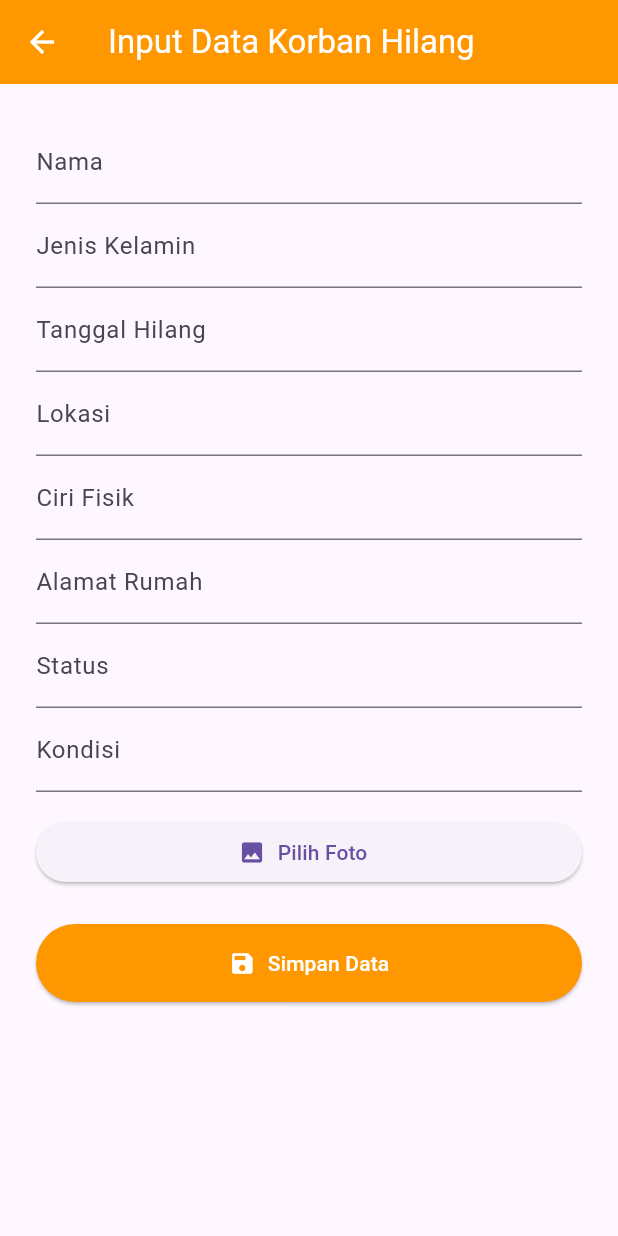
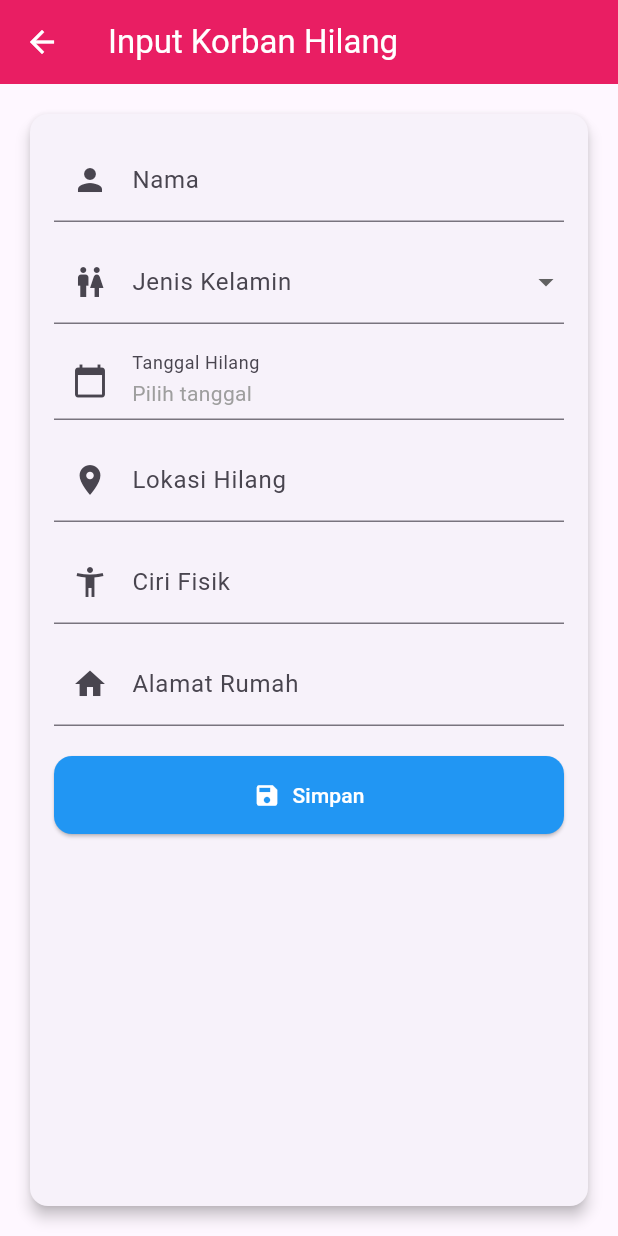
Before and after one commit to Ariel-F-S/cadavis, a Flutter app: the KorbanHilangInputPage screen opened by its route, on a phone screen of 412 x 824 dp. Run offline on Flutter 3.47's test engine with Material 3 defaults, Android fonts, the phone set to English and light mode, and no system bars; our stand-ins replace device_info_plus, fl_chart, geolocator, image_picker, open_file, permission_handler and 2 more; missing offline and left inert: excel; accounts and stored records are empty.

Commit message:
update all

```diff
--- a/lib/main.dart
+++ b/lib/main.dart
@@ -18,6 +18,9 @@ import 'pages/hapus_data_lama_page.dart';
 import 'pages/daftar_korban_hilang.dart';
 import 'pages/input_korban_hilang.dart';
 import 'pages/menu_korban_hilang.dart';
+import 'pages/edit_korban.dart';
+
+import 'models/korban_hilang.dart';
 
 Future<void> main() async {
   WidgetsFlutterBinding.ensureInitialized();
@@ -106,16 +109,22 @@ class _CadavisAppState extends State<CadavisApp> {
             return MaterialPageRoute(builder: (_) => const BackupPage());
           case '/hapus-data-lama':
             return MaterialPageRoute(builder: (_) => const HapusDataLamaPage());
-          case '/korban-hilang-input':
+          case '/korban-hilang-input': // input data korban hilang
             return MaterialPageRoute(builder: (_) => const KorbanHilangInputPage());
-          case '/menu-korban-hilang':
+          case '/menu-korban-hilang': // menu korban hilang
             return MaterialPageRoute(builder: (_) => const MenuKorbanHilangPage());
-          case '/daftar-korban-hilang':
+          case '/daftar-korban-hilang': // daftar korban hilang
             final args = settings.arguments as Map<String, dynamic>? ?? {};
             final role = args['role'] ?? 'pengguna';
             return MaterialPageRoute(
               builder: (_) => DaftarKorbanHilangPage(role: role),
             );
+          case '/edit-korban': // edit data korban hilang
+            final korban = settings.arguments as KorbanHilang;
+            return MaterialPageRoute(
+              builder: (_) => EditKorbanPage(korban: korban),
+            );
+
           default:
             return null;
         }
--- a/lib/models/jenazah.dart
+++ b/lib/models/jenazah.dart
@@ -11,7 +11,8 @@ class Jenazah {
   final String? koordinatGPS;
   final String? gambarPath;
   final String? gambarLokasiPath;
-  final String statusKorban; // ✅ Tambahan field baru
+  final String statusKorban;
+  final String kondisiKorban;
 
   Jenazah({
     this.id,
@@ -26,7 +27,8 @@ class Jenazah {
     this.koordinatGPS,
     this.gambarPath,
     this.gambarLokasiPath,
-    required this.statusKorban, // ✅ Wajib diisi
+    required this.statusKorban,
+    required this.kondisiKorban,
   });
 
   // Helper untuk hitung total
@@ -48,6 +50,7 @@ class Jenazah {
     String? gambarPath,
     String? gambarLokasiPath,
     String? statusKorban,
+    String? kondisiKorban,
   }) {
     return Jenazah(
       id: id ?? this.id,
@@ -63,6 +66,7 @@ class Jenazah {
       gambarPath: gambarPath ?? this.gambarPath,
       gambarLokasiPath: gambarLokasiPath ?? this.gambarLokasiPath,
       statusKorban: statusKorban ?? this.statusKorban,
+      kondisiKorban: kondisiKorban ?? this.kondisiKorban,
     );
   }
 
@@ -81,6 +85,7 @@ class Jenazah {
       'gambar_path': gambarPath,
       'gambar_lokasi_path': gambarLokasiPath,
       'status_korban': statusKorban, // ✅ Tambahan
+      'kondisi_korban': kondisiKorban, // ✅ Tambahan
     };
   }
 
@@ -98,7 +103,8 @@ class Jenazah {
       koordinatGPS: map['koordinat_gps'],
       gambarPath: map['gambar_path'],
       gambarLokasiPath: map['gambar_lokasi_path'],
-      statusKorban: map['status_korban'] ?? 'Meninggal',
+      statusKorban: map['status_korban'] ?? 'Ditemukan',
+      kondisiKorban: map['kondisi_korban'] ?? 'Meninggal',
     );
   }
 }
--- a/lib/pages/backup_page.dart
+++ b/lib/pages/backup_page.dart
@@ -181,6 +181,8 @@ class _BackupPageState extends State<BackupPage> {
         ex.TextCellValue('Total'),
         ex.TextCellValue('Lokasi'),
         ex.TextCellValue('Koordinat GPS'),
+        ex.TextCellValue('Status Korban'),
+        ex.TextCellValue('Kondisi Korban'),
       ]);
 
       // Style header
@@ -208,6 +210,8 @@ class _BackupPageState extends State<BackupPage> {
           ex.IntCellValue(j.jumlahLaki + j.jumlahPerempuan),
           ex.TextCellValue(j.lokasiPenemuan),
           ex.TextCellValue(j.koordinatGPS ?? '-'),
+          ex.TextCellValue(j.statusKorban),
+          ex.TextCellValue(j.kondisiKorban ?? '-'),
         ]);
         no++;
       }
--- a/lib/pages/input_korban_hilang.dart
+++ b/lib/pages/input_korban_hilang.dart
@@ -1,6 +1,5 @@
-import 'dart:io';
 import 'package:flutter/material.dart';
-import 'package:image_picker/image_picker.dart';
+import 'package:intl/intl.dart';
 import '../db/database_helper.dart';
 import '../models/korban_hilang.dart';
 
@@ -14,46 +13,49 @@ class KorbanHilangInputPage extends StatefulWidget {
 class _KorbanHilangInputPageState extends State<KorbanHilangInputPage> {
   final _formKey = GlobalKey<FormState>();
   final _namaController = TextEditingController();
-  final _jenisKelaminController = TextEditingController();
-  final _tanggalController = TextEditingController();
   final _lokasiController = TextEditingController();
   final _ciriFisikController = TextEditingController();
   final _alamatController = TextEditingController();
-  final _statusController = TextEditingController();
-  final _kondisiController = TextEditingController();
 
-  String _fotoPath = '';
+  String? _selectedGender;
+  DateTime? _selectedDate;
 
-  Future<void> _pickImage() async {
-    final picker = ImagePicker();
-    final picked = await picker.pickImage(source: ImageSource.gallery);
+  Future<void> _pickDate() async {
+    final picked = await showDatePicker(
+      context: context,
+      initialDate: DateTime.now(),
+      firstDate: DateTime(2000),
+      lastDate: DateTime.now(),
+    );
     if (picked != null) {
       setState(() {
-        _fotoPath = picked.path;
+        _selectedDate = picked;
       });
     }
   }
 
-  Future<void> _saveData() async {
+  Future<void> _simpanData() async {
     if (_formKey.currentState!.validate()) {
       final korban = KorbanHilang(
         nama: _namaController.text,
-        jenisKelamin: _jenisKelaminController.text,
-        tanggalHilang: _tanggalController.text,
+        jenisKelamin: _selectedGender ?? "-",
+        tanggalHilang: _selectedDate != null
+            ? DateFormat('dd-MM-yyyy').format(_selectedDate!)
+            : "-",
         lokasi: _lokasiController.text,
-        status: _statusController.text,
-        kondisi: _kondisiController.text,
         ciriFisik: _ciriFisikController.text,
         alamatRumah: _alamatController.text,
-        fotoPath: _fotoPath,
+        status: "Belum ditemukan", // default
+        kondisi: "", // default kosong
+        fotoPath: "",
       );
 
       await DatabaseHelper.instance.insertKorbanHilang(korban);
 
+      if (!mounted) return;
       ScaffoldMessenger.of(context).showSnackBar(
-        const SnackBar(content: Text('✓ Data korban hilang berhasil disimpan')),
+        const SnackBar(content: Text("Data korban hilang berhasil disimpan")),
       );
-
       Navigator.pop(context);
     }
   }
@@ -64,72 +66,113 @@ class _KorbanHilangInputPageState extends State<KorbanHilangInputPage> {
 
     return Scaffold(
       appBar: AppBar(
-        title: const Text('Input Data Korban Hilang'),
-        backgroundColor: Colors.orange,
+        title: const Text("Input Korban Hilang"),
+        backgroundColor: const Color(0xFFE91E63),
         foregroundColor: Colors.white,
       ),
       body: Padding(
-        padding: const EdgeInsets.all(24),
+        padding: const EdgeInsets.all(16),
+        child: Card(
+          elevation: 4,
+          shape: RoundedRectangleBorder(borderRadius: BorderRadius.circular(12)),
+          child: Padding(
+            padding: const EdgeInsets.all(16),
             child: Form(
               key: _formKey,
               child: ListView(
                 children: [
                   TextFormField(
                     controller: _namaController,
-                decoration: const InputDecoration(labelText: 'Nama'),
-                validator: (val) => val!.isEmpty ? 'Nama wajib diisi' : null,
+                    decoration: const InputDecoration(
+                      labelText: "Nama",
+                      prefixIcon: Icon(Icons.person),
                     ),
-              TextFormField(
-                controller: _jenisKelaminController,
-                decoration: const InputDecoration(labelText: 'Jenis Kelamin'),
+                    validator: (val) => val!.isEmpty ? "Wajib diisi" : null,
                   ),
-              TextFormField(
-                controller: _tanggalController,
-                decoration: const InputDecoration(labelText: 'Tanggal Hilang'),
+                  const SizedBox(height: 12),
+
+                  DropdownButtonFormField<String>(
+                    value: _selectedGender,
+                    items: const [
+                      DropdownMenuItem(value: "Laki-laki", child: Text("Laki-laki")),
+                      DropdownMenuItem(value: "Perempuan", child: Text("Perempuan")),
+                    ],
+                    onChanged: (val) => setState(() => _selectedGender = val),
+                    decoration: const InputDecoration(
+                      labelText: "Jenis Kelamin",
+                      prefixIcon: Icon(Icons.wc),
                     ),
+                    validator: (val) => val == null ? "Pilih jenis kelamin" : null,
+                  ),
+                  const SizedBox(height: 12),
+
+                  InkWell(
+                    onTap: _pickDate,
+                    child: InputDecorator(
+                      decoration: const InputDecoration(
+                        labelText: "Tanggal Hilang",
+                        prefixIcon: Icon(Icons.calendar_today),
+                      ),
+                      child: Text(
+                        _selectedDate != null
+                            ? DateFormat('dd MMMM yyyy', 'id_ID').format(_selectedDate!)
+                            : "Pilih tanggal",
+                        style: TextStyle(
+                          color: _selectedDate != null
+                              ? (isDark ? Colors.white : Colors.black)
+                              : Colors.grey,
+                        ),
+                      ),
+                    ),
+                  ),
+                  const SizedBox(height: 12),
+
                   TextFormField(
                     controller: _lokasiController,
-                decoration: const InputDecoration(labelText: 'Lokasi'),
+                    decoration: const InputDecoration(
+                      labelText: "Lokasi Hilang",
+                      prefixIcon: Icon(Icons.location_on),
                     ),
+                  ),
+                  const SizedBox(height: 12),
+
                   TextFormField(
                     controller: _ciriFisikController,
-                decoration: const InputDecoration(labelText: 'Ciri Fisik'),
+                    decoration: const InputDecoration(
+                      labelText: "Ciri Fisik",
+                      prefixIcon: Icon(Icons.accessibility_new),
                     ),
+                  ),
+                  const SizedBox(height: 12),
+
                   TextFormField(
                     controller: _alamatController,
-                decoration: const InputDecoration(labelText: 'Alamat Rumah'),
+                    decoration: const InputDecoration(
+                      labelText: "Alamat Rumah",
+                      prefixIcon: Icon(Icons.home),
                     ),
-              TextFormField(
-                controller: _statusController,
-                decoration: const InputDecoration(labelText: 'Status'),
                   ),
-              TextFormField(
-                controller: _kondisiController,
-                decoration: const InputDecoration(labelText: 'Kondisi'),
-              ),
-              const SizedBox(height: 16),
-              _fotoPath.isEmpty
-                  ? ElevatedButton.icon(
-                      icon: const Icon(Icons.photo),
-                      label: const Text('Pilih Foto'),
-                      onPressed: _pickImage,
-                    )
-                  : Image.file(File(_fotoPath), height: 150),
-              const SizedBox(height: 24),
+                  const SizedBox(height: 20),
+
                   ElevatedButton.icon(
                     icon: const Icon(Icons.save),
-                label: const Text('Simpan Data'),
-                onPressed: _saveData,
+                    label: const Text("Simpan"),
+                    onPressed: _simpanData,
                     style: ElevatedButton.styleFrom(
-                  backgroundColor: Colors.orange,
+                      backgroundColor: Colors.blue,
                       foregroundColor: Colors.white,
                       padding: const EdgeInsets.symmetric(vertical: 16),
+                      shape: RoundedRectangleBorder(
+                        borderRadius: BorderRadius.circular(12),
+                      ),
                     ),
                   ),
                 ],
               ),
             ),
           ),
+        ),
+      ),
     );
   }
 }
--- a/lib/pages/input_page.dart
+++ b/lib/pages/input_page.dart
@@ -305,7 +305,8 @@ class _InputJenazahPageState extends State<InputJenazahPage> {
         koordinatGPS: _koordinatGPS,
         gambarPath: gambarJenazahPath,
         gambarLokasiPath: gambarLokasiPath,
-        statusKorban: _statusKorban, // ✅ TAMBAHAN: Simpan status korban
+        statusKorban: _statusKorban,
+        kondisiKorban: _statusKorban == 'Hidup' ? 'Hidup' : 'Meninggal',
       );
 
       await DatabaseHelper.instance.insertJenazah(jenazah);
--- a/lib/pages/laporan_page.dart
+++ b/lib/pages/laporan_page.dart
@@ -349,6 +349,7 @@ class _LaporanPageState extends State<LaporanPage> {
         ex.TextCellValue('Lokasi'),
         ex.TextCellValue('Koordinat GPS'),
         ex.TextCellValue('Status Korban'),
+        ex.TextCellValue('Kondisi Korban'),
       ]);
 
       for (int i = 0; i < 10; i++) {
@@ -375,6 +376,7 @@ class _LaporanPageState extends State<LaporanPage> {
           ex.TextCellValue(j.lokasiPenemuan),
           ex.TextCellValue(j.koordinatGPS ?? '-'),
           ex.TextCellValue(j.statusKorban),
+          ex.TextCellValue(j.kondisiKorban ?? '-'),
         ]);
         no++;
       }
```
Also changed, not shown: lib/pages/edit_korban.dart (added, +137 -0 lines). Lines whose indentation alone changed are shown as unchanged.
